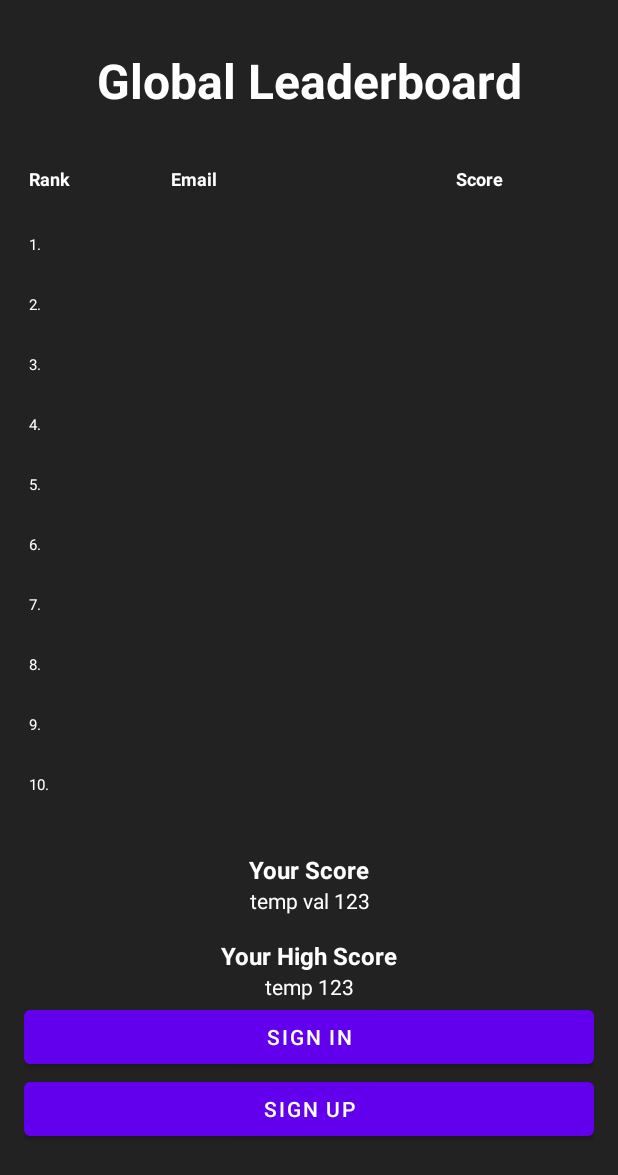
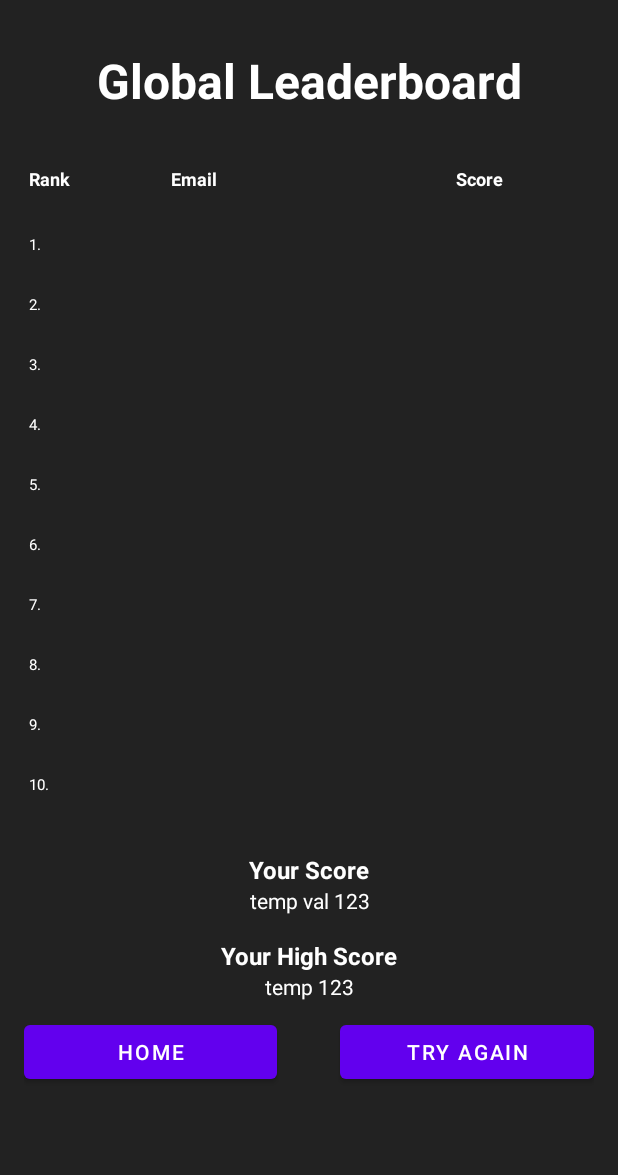
Before and after one commit to etam4260/CMSC436_NIH_Corsi, an Android app: the layout activity_leaderboard.xml on its own in the app's theme, with its tools: preview values and no code run, on a phone screen of 412 x 824 dp. Shown: the top 1175 px of the screen. Run offline under Robolectric (Android 15) with nearby library versions, the phone set to English and light mode, and no system bars.

Commit message:
adjusting buttons on leaderboard

```diff
--- a/app/src/main/res/layout/activity_leaderboard.xml
+++ b/app/src/main/res/layout/activity_leaderboard.xml
@@ -203,18 +203,34 @@
         android:gravity="center_horizontal"
         android:text="temp 123"/>
 
+    <Space
+        android:layout_width="match_parent"
+        android:layout_height="10dp" />
 
-    <Button
-        android:id="@+id/tryAgain"
+    <LinearLayout
         android:layout_width="match_parent"
-        android:layout_height="wrap_content"
-        android:text="@string/sign_in_string" />
+        android:layout_height="match_parent"
+        android:orientation="horizontal"
+        android:baselineAligned="false">
+        <Button
+            android:id="@+id/tryAgain"
+            android:layout_width="0dp"
+            android:layout_weight="40"
+            android:layout_height="wrap_content"
+            android:text="@string/start_screen" />
+        <Space
+            android:layout_width="0dp"
+            android:layout_height="wrap_content"
+            android:layout_weight="10"/>
 
-    <Button
-        android:id="@+id/startScreen"
-        android:layout_width="match_parent"
-        android:layout_height="wrap_content"
-        android:text="@string/sign_up_string" />
+        <Button
+            android:id="@+id/startScreen"
+            android:layout_width="0dp"
+            android:layout_weight="40"
+            android:layout_height="wrap_content"
+            android:text="@string/try_again" />
+
+    </LinearLayout>
 
     <LinearLayout
         android:layout_width="match_parent"
--- a/app/src/main/res/values/strings.xml
+++ b/app/src/main/res/values/strings.xml
@@ -7,4 +7,6 @@
     <string name="log_in_prompt_string">Log In</string>
     <string name="sign_out_string">Sign Out</string>
     <string name="tutorial_string">How To Play</string>
+    <string name="try_again">Try Again</string>
+    <string name="start_screen">Home</string>
 </resources>
```
